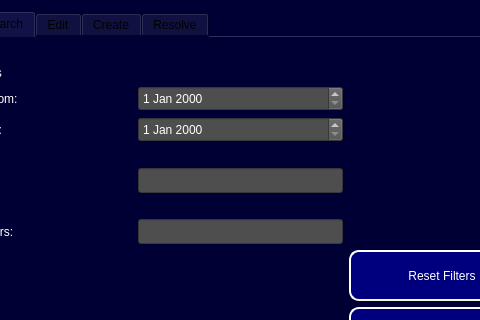
Old version of the form ui/Admin_Level2_Access.ui in the repository Capstone-RFID/Code; both pictures show x 94 to 574 and y 0 to 320 of the 669 by 617 pixel window.
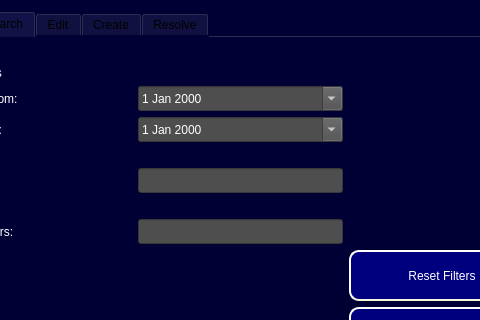
New version of the form.

```diff
--- a/ui/Admin_Level2_Access.ui
+++ b/ui/Admin_Level2_Access.ui
@@ -424,6 +424,9 @@
 background-color: rgb(78, 78, 78);
 font: 12pt &quot;MS Shell Dlg 2&quot;;</string>
                </property>
+               <property name="calendarPopup">
+                <bool>true</bool>
+               </property>
               </widget>
              </item>
              <item row="2" column="1">
@@ -439,6 +442,9 @@
 background-color: rgb(78, 78, 78);
 font: 12pt &quot;MS Shell Dlg 2&quot;;</string>
                </property>
+               <property name="calendarPopup">
+                <bool>true</bool>
+               </property>
               </widget>
              </item>
             </layout>
```
Left out of the diff: 3 changed lines with no effect on the pictures.
